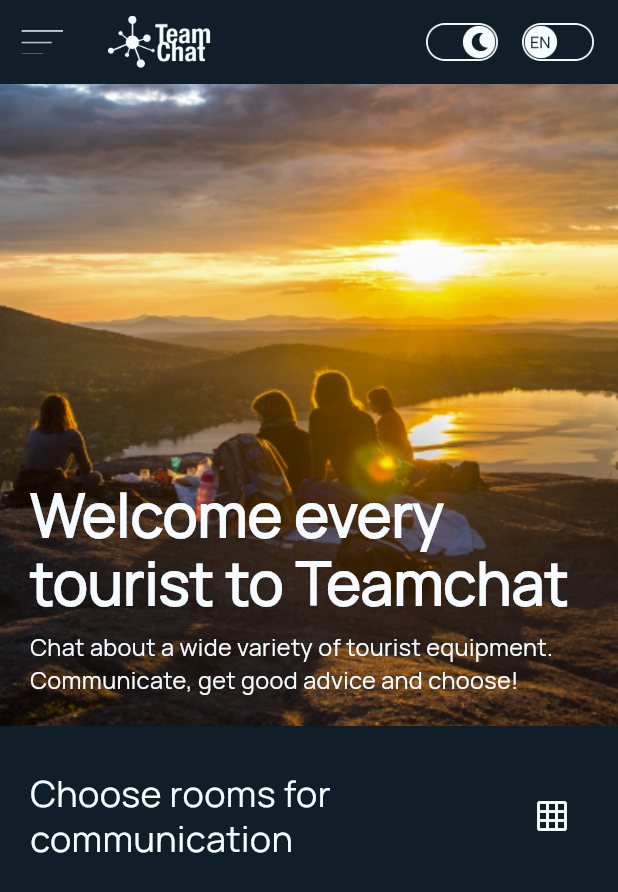
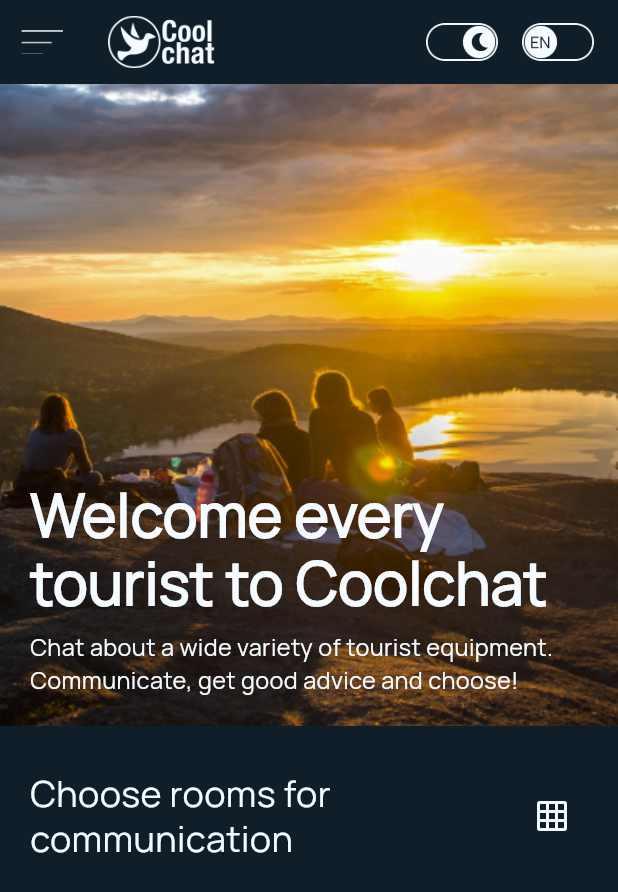
Before and after one commit to stivax/coolchat, a Flutter app: the screen it shows after launch, on a phone screen of 412 x 824 dp. Shown: the top 892 px of the screen. Run offline on Flutter 3.47's test engine with Material 3 defaults, Android fonts, the phone set to English and light mode, and no system bars; our stand-ins replace cached_network_image, connectivity, equatable, flutter_bloc, flutter_cache_manager, flutter_linkify and 3 more; missing offline and left inert: beholder_flutter; accounts and stored records are empty; network calls fail.

Commit message:
v0.13.36

```diff
--- a/lib/account.dart
+++ b/lib/account.dart
@@ -240,7 +240,7 @@ showPopupLogOut(Account acc, TokenBloc tokenBloc, BuildContext context) async {
                     top: 75,
                     child: Container(
                       child: Text(
-                        'Are you sure\nyou want to leave\nthe TeamChat?',
+                        'Are you sure\nyou want to leave\nthe Coolchat?',
                         textScaleFactor: 1,
                         style: TextStyle(
                           color: themeProvider.currentTheme.primaryColor,
--- a/lib/animation_start.dart
+++ b/lib/animation_start.dart
@@ -1,9 +1,12 @@
-import 'package:coolchat/theme_provider.dart';
+// ignore_for_file: public_member_api_docs, sort_constructors_first
 import 'package:flutter/material.dart';
 import 'package:provider/provider.dart';
 
+import 'package:coolchat/theme_provider.dart';
+
 class AnimationStart extends StatelessWidget {
-  const AnimationStart({super.key});
+  final int size;
+  AnimationStart({super.key, required this.size});
 
   @override
   Widget build(BuildContext context) {
@@ -11,16 +14,32 @@ class AnimationStart extends StatelessWidget {
       home: Consumer<ThemeProvider>(builder: (context, themeProvider, child) {
         return Scaffold(
           backgroundColor: themeProvider.currentTheme.primaryColorDark,
-          body: Center(
-            child: Image(
-              image: const AssetImage('assets/animation/animation_start.gif'),
-              width: 200,
-              height: 200,
-              color: themeProvider.currentTheme.shadowColor,
-            ),
+          body: AnimationMain(
+            size: size,
           ),
         );
       }),
     );
   }
 }
+
+class AnimationMain extends StatelessWidget {
+  final int size;
+  const AnimationMain({
+    super.key,
+    required this.size,
+  });
+
+  @override
+  Widget build(BuildContext context) {
+    return Center(child:
+        Consumer<ThemeProvider>(builder: (context, themeProvider, child) {
+      return Image(
+        image: const AssetImage('assets/animation/animation_start.gif'),
+        width: 200,
+        height: 200,
+        color: themeProvider.currentTheme.shadowColor,
+      );
+    }));
+  }
+}
--- a/lib/bloc/token_blok.dart
+++ b/lib/bloc/token_blok.dart
@@ -27,7 +27,7 @@ class TokenBloc extends Bloc<TokenEvent, TokenState> {
           token =
               await tokenRepository.getToken(account.email, account.password);
           messageProvider = await MessageProvider.create(
-              'wss://$server/ws/${event.roomName!}?token=${token!.token["access_token"]}');
+              'wss://$server/${event.type!}/${event.roomName!}?token=${token!.token["access_token"]}');
           await messageProvider.channel.ready;
           MessageProviderContainer.instance
               .addProvider(event.roomName!, messageProvider);
--- a/lib/bloc/token_event.dart
+++ b/lib/bloc/token_event.dart
@@ -4,8 +4,9 @@ abstract class TokenEvent {}
 
 class TokenLoadEvent extends TokenEvent {
   final String? roomName;
+  final String? type;
 
-  TokenLoadEvent({required this.roomName});
+  TokenLoadEvent({required this.roomName, required this.type});
 }
 
 class TokenLoadFromGetEvent extends TokenEvent {
--- a/lib/login_popup.dart
+++ b/lib/login_popup.dart
@@ -88,7 +88,7 @@ class _LoginDialogState extends State<LoginDialog> {
                       children: [
                         Center(
                           child: Text(
-                            'Login \nin TeamChat',
+                            'Login \nin Coolchat',
                             textAlign: TextAlign.center,
                             style: TextStyle(
                               color: themeProvider.currentTheme.primaryColor,
@@ -476,7 +476,7 @@ class _LoginDialogState extends State<LoginDialog> {
                         height: 10,
                       ),
                       Text(
-                        'Welcome \nto the TeamChat',
+                        'Welcome \nto the Coolchat',
                         textAlign: TextAlign.center,
                         style: TextStyle(
                           color: themeProvider.currentTheme.primaryColor,
--- a/lib/main.dart
+++ b/lib/main.dart
@@ -57,7 +57,9 @@ class StartScreen extends StatelessWidget {
       builder: (context, snapshot) {
         if (themeProvider.isThemeChange &&
             snapshot.connectionState == ConnectionState.waiting) {
-          return const AnimationStart();
+          return AnimationStart(
+            size: 200,
+          );
         } else {
           return const MyApp();
         }
@@ -347,13 +349,9 @@ class _MyHomePageState extends State<MyHomePage> with WidgetsBindingObserver {
                   height: refresh ? 70 : 0,
                   alignment: Alignment.center,
                   color: themeProvider.currentTheme.primaryColorDark,
-                  child: Padding(
-                    padding: const EdgeInsets.all(16.0),
-                    child: Center(
-                      child: CircularProgressIndicator(
-                        color: themeProvider.currentTheme.shadowColor,
-                      ),
-                    ),
+                  child: const Padding(
+                    padding: EdgeInsets.all(16.0),
+                    child: Center(child: AnimationMain(size: 38)),
                   ),
                 ),
                 Expanded(
@@ -465,7 +463,7 @@ class HeaderWidget extends StatelessWidget {
           Padding(
             padding: const EdgeInsets.only(left: 20, right: 20),
             child: Text(
-              'Welcome every\ntourist to Teamchat',
+              'Welcome every\ntourist to Coolchat',
               textScaler: TextScaler.noScaling,
               style: TextStyle(
                 color: const Color(0xFFF5FBFF),
--- a/lib/members.dart
+++ b/lib/members.dart
@@ -3,7 +3,6 @@ import 'package:flutter/material.dart';
 import 'package:provider/provider.dart';
 
 import 'theme_provider.dart';
-import 'messages.dart';
 
 class Member extends StatelessWidget {
   ImageProvider avatar;
@@ -66,6 +65,7 @@ class Member extends StatelessWidget {
                       isOnline: isOnline,
                       memberID: memberID,
                       contextAvatarMember: contextMember,
+                      big: true,
                     ),
                   ),
                   Container(
--- a/lib/menu.dart
+++ b/lib/menu.dart
@@ -145,7 +145,8 @@ class _MainDropdownMenuState extends State<MainDropdownMenu> {
                     final TokenBloc tokenBloc = context.read<TokenBloc>();
                     await handleLogIn(_account, tokenBloc, context);
                     if (_account.id != 0 && widget.roomName != null) {
-                      tokenBloc.add(TokenLoadEvent(roomName: widget.roomName));
+                      tokenBloc.add(TokenLoadEvent(
+                          roomName: widget.roomName, type: 'ws'));
                     } else {
                       //tokenBloc.add(TokenClearEvent());
                     }
--- a/lib/messages.dart
+++ b/lib/messages.dart
@@ -190,6 +190,7 @@ class TheirMessege extends StatelessWidget {
                             isOnline: true,
                             memberID: ownerId,
                             contextAvatarMember: contextMessage,
+                            big: false,
                           ),
                   ),
                   Expanded(
@@ -589,6 +590,7 @@ class MyMessege extends StatelessWidget {
                             isOnline: true,
                             memberID: ownerId,
                             contextAvatarMember: contextMessage,
+                            big: false,
                           ),
                   ),
                 ]),
--- a/lib/register_popup.dart
+++ b/lib/register_popup.dart
@@ -123,7 +123,7 @@ class _RegisterDialogState extends State<RegisterDialog> {
                               children: [
                                 Center(
                                   child: Text(
-                                    'Register \nin TeamChat',
+                                    'Register \nin Coolchat',
                                     textAlign: TextAlign.center,
                                     style: TextStyle(
                                       color: themeProvider
@@ -812,7 +812,7 @@ class _RegisterDialogState extends State<RegisterDialog> {
                         height: 10,
                       ),
                       Text(
-                        'Welcome \nto the TeamChat',
+                        'Welcome \nto the Coolchat',
                         textAlign: TextAlign.center,
                         style: TextStyle(
                           color: themeProvider.currentTheme.primaryColor,
--- a/lib/screen/privacy_policy.dart
+++ b/lib/screen/privacy_policy.dart
@@ -58,7 +58,7 @@ class PrivacyPolicy extends StatelessWidget {
                                 height: 4,
                               ),
                               Text(
-                                'This privacy policy sets out the obligations and rules regarding the collection, use and disclosure of user’s personal information when communicating on TeamChat. ',
+                                'This privacy policy sets out the obligations and rules regarding the collection, use and disclosure of user’s personal information when communicating on Coolchat. ',
                                 style: TextStyle(
                                   color:
                                       themeProvider.currentTheme.primaryColor,
@@ -110,7 +110,7 @@ class PrivacyPolicy extends StatelessWidget {
                               themeProvider),
                           buildListRow(
                               '4.',
-                              'Use of cookies: Our Chat for communication may use cookies and other technologies to collect information and improve the user experience. Users have the option to disable cookies in their web browser settings, but this may affect the functionality of TeamChat.',
+                              'Use of cookies: Our Chat for communication may use cookies and other technologies to collect information and improve the user experience. Users have the option to disable cookies in their web browser settings, but this may affect the functionality of Coolchat.',
                               themeProvider),
                           buildListRow(
                               '5.',
@@ -120,7 +120,7 @@ class PrivacyPolicy extends StatelessWidget {
                       ),
                     ),
                     Text(
-                      'This privacy policy is for your protection and remains binding on all TeamChat users. If you have any questions about our privacy policy, please contact us using the contact information provided on our website.',
+                      'This privacy policy is for your protection and remains binding on all Coolchat users. If you have any questions about our privacy policy, please contact us using the contact information provided on our website.',
                       style: TextStyle(
                         color: themeProvider.currentTheme.primaryColor,
                         fontSize: 14,
```
Also changed, not shown: lib/avatar.dart (+16 -27 lines), lib/messages_privat.dart (+4 -4 lines), lib/private_rooms.dart (+2 -13 lines), lib/screen/common_chat.dart (+7 -4 lines), lib/screen/private_chat.dart (+109 -57 lines), assets/images/logo_dark_tema.png, assets/images/logo_light_tema.png, 6 other files.
